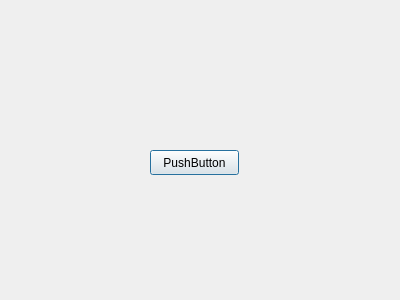
This is dialog.ui in 1321621371/Qtlearn as Qt 5 draws it before an edit. The edited form follows.
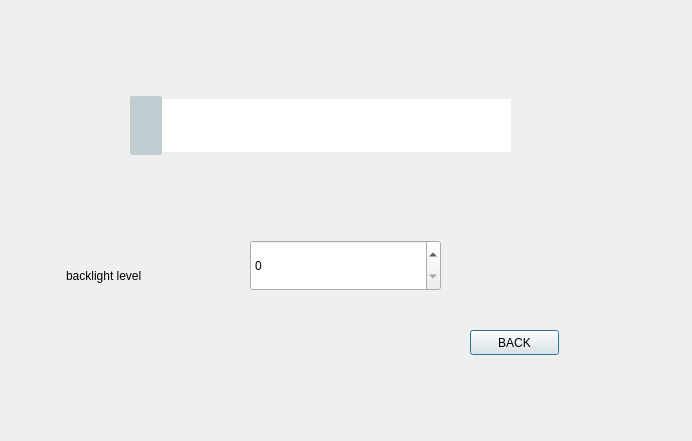
This is the edited form.

```diff
--- a/dialog.ui
+++ b/dialog.ui
@@ -6,24 +6,126 @@
    <rect>
     <x>0</x>
     <y>0</y>
-    <width>400</width>
-    <height>300</height>
+    <width>692</width>
+    <height>441</height>
    </rect>
   </property>
   <property name="windowTitle">
    <string>Dialog</string>
   </property>
-  <widget class="QPushButton" name="pushButton_dialog">
+  <widget class="QSlider" name="horizontalSlider">
    <property name="geometry">
     <rect>
-     <x>150</x>
-     <y>150</y>
+     <x>130</x>
+     <y>90</y>
+     <width>381</width>
+     <height>71</height>
+    </rect>
+   </property>
+   <property name="styleSheet">
+    <string notr="true">/*horizontal ：水平QSlider*/
+QSlider::groove:horizontal {
+border: 0px solid #bbb;
+}
+
+/*1.滑动过的槽设计参数*/
+QSlider::sub-page:horizontal {
+ /*槽颜色*/
+background: rgb(90,49,255);
+ /*外环区域倒圆角度*/
+border-radius: 2px;
+ /*上遮住区域高度*/
+margin-top:20px;
+ /*下遮住区域高度*/
+margin-bottom:20px;
+/*width在这里无效，不写即可*/
+}
+
+/*2.未滑动过的槽设计参数*/
+QSlider::add-page:horizontal {
+/*槽颜色*/
+background: rgb(255,255, 255);
+/*外环大小0px就是不显示，默认也是0*/
+border: 0px solid #777;
+/*外环区域倒圆角度*/
+border-radius: 2px;
+ /*上遮住区域高度*/
+margin-top:9px;
+ /*下遮住区域高度*/
+margin-bottom:9px;
+}
+ 
+/*3.平时滑动的滑块设计参数*/
+QSlider::handle:horizontal {
+/*滑块颜色*/
+background: rgb(193,204,208);
+/*滑块的宽度*/
+width: 30px;
+/*滑块外环为1px，再加颜色*/
+border: 1px solid rgb(193,204,208);
+ /*滑块外环倒圆角度*/
+border-radius: 2px; 
+ /*上遮住区域高度*/
+margin-top:6px;
+ /*下遮住区域高度*/
+margin-bottom:6px;
+}
+
+/*4.手动拉动时显示的滑块设计参数*/
+QSlider::handle:horizontal:hover {
+/*滑块颜色*/
+background: rgb(193,204,208);
+/*滑块的宽度*/
+width: 30px;
+/*滑块外环为1px，再加颜色*/
+border: 1px solid rgb(193,204,208);
+ /*滑块外环倒圆角度*/
+border-radius: 5px; 
+ /*上遮住区域高度*/
+margin-top:4px;
+ /*下遮住区域高度*/
+margin-bottom:4px;
+}
+</string>
+   </property>
+   <property name="orientation">
+    <enum>Qt::Horizontal</enum>
+   </property>
+  </widget>
+  <widget class="QLabel" name="label">
+   <property name="geometry">
+    <rect>
+     <x>66</x>
+     <y>250</y>
+     <width>121</width>
+     <height>51</height>
+    </rect>
+   </property>
+   <property name="text">
+    <string>backlight level</string>
+   </property>
+  </widget>
+  <widget class="QSpinBox" name="spinBox">
+   <property name="geometry">
+    <rect>
+     <x>250</x>
+     <y>240</y>
+     <width>191</width>
+     <height>51</height>
+    </rect>
+   </property>
+  </widget>
+  <widget class="QPushButton" name="pushButton">
+   <property name="geometry">
+    <rect>
+     <x>470</x>
+     <y>330</y>
      <width>89</width>
      <height>25</height>
     </rect>
    </property>
    <property name="text">
-    <string>PushButton</string>
+    <string>BACK</string>
    </property>
   </widget>
  </widget>
```
